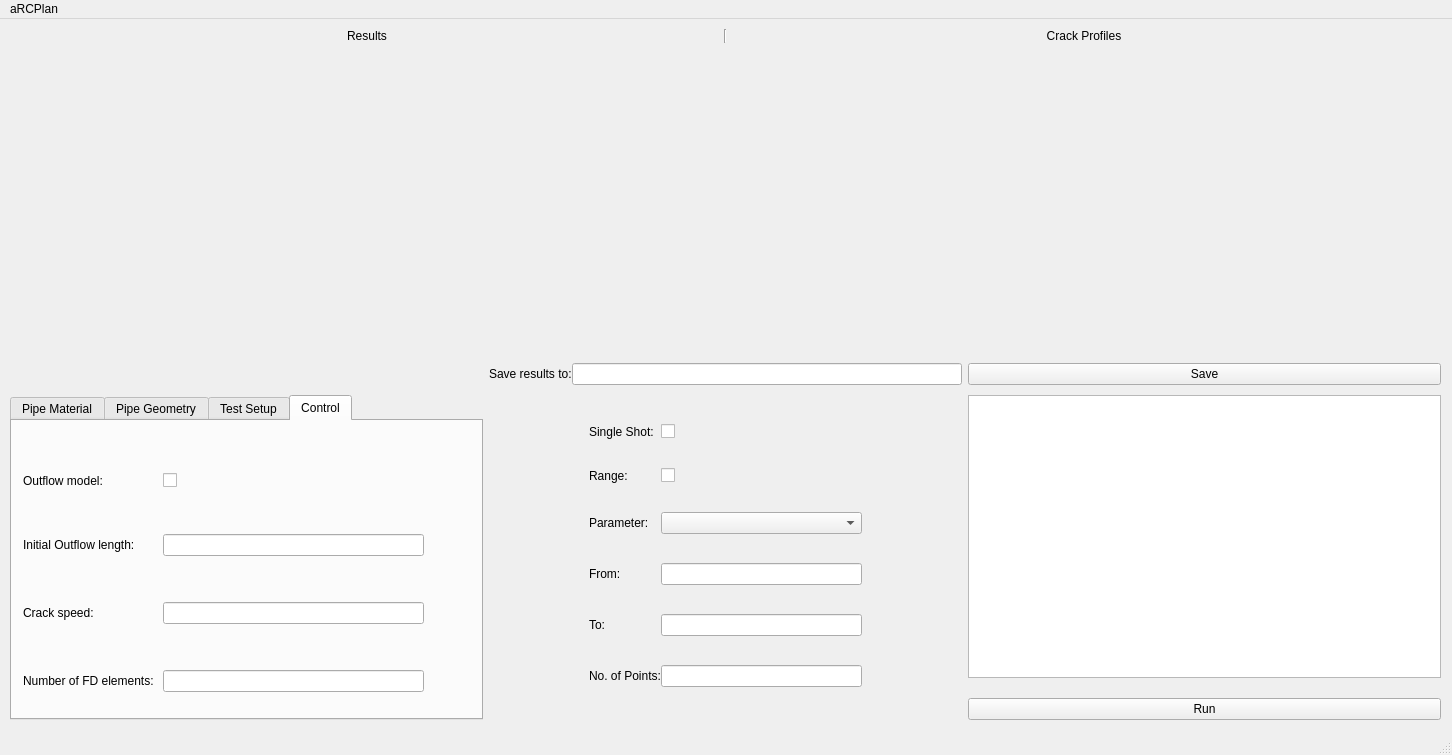
Old version of the form guimain.ui in the repository FraserEdwards/aRCPlanQt.
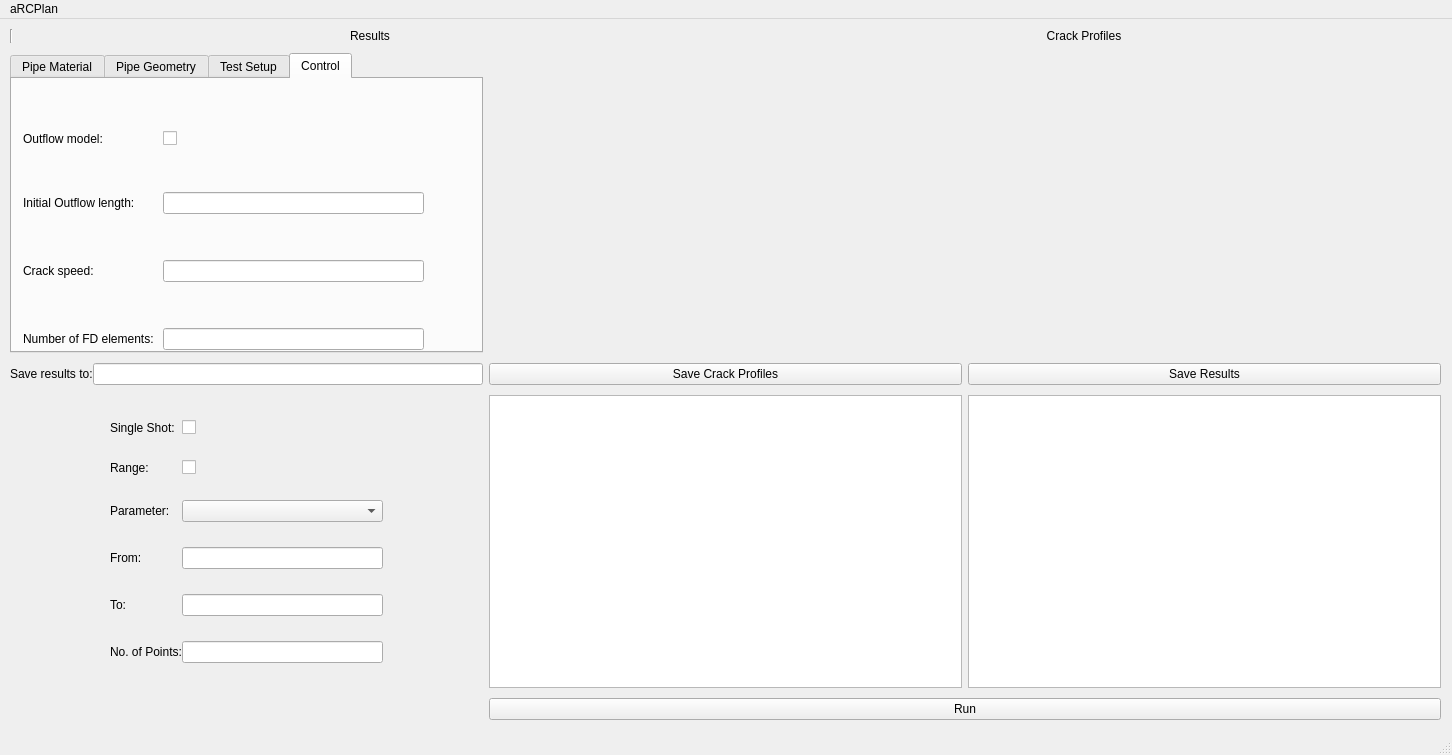
New version of the form. Custom widgets are drawn as their Qt base class.

What changed in the file:
```diff
--- a/guimain.ui
+++ b/guimain.ui
@@ -43,40 +43,13 @@
        </property>
       </widget>
      </item>
-     <item row="1" column="0">
-      <widget class="QCustomPlot" name="Profileplot" native="true">
-       <property name="enabled">
-        <bool>true</bool>
-       </property>
-       <property name="minimumSize">
-        <size>
-         <width>465</width>
-         <height>300</height>
-        </size>
-       </property>
-      </widget>
-     </item>
      <item row="3" column="2">
       <widget class="QPushButton" name="Save">
        <property name="text">
-        <string>Save</string>
+        <string>Save Results</string>
        </property>
       </widget>
      </item>
-     <item row="3" column="1">
-      <layout class="QHBoxLayout" name="horizontalLayout">
-       <item>
-        <widget class="QLabel" name="label_3">
-         <property name="text">
-          <string>Save results to:</string>
-         </property>
-        </widget>
-       </item>
-       <item>
-        <widget class="QLineEdit" name="filepath"/>
-       </item>
-      </layout>
-     </item>
      <item row="4" column="2">
       <widget class="QTableWidget" name="Resultstable"/>
      </item>
@@ -88,7 +61,7 @@
        <property name="verticalSpacing">
         <number>0</number>
        </property>
-       <item row="0" column="2">
+       <item row="0" column="3">
         <widget class="QLabel" name="label_22">
          <property name="text">
           <string>Crack Profiles</string>
@@ -98,6 +71,16 @@
          </property>
         </widget>
        </item>
+       <item row="0" column="2">
+        <widget class="QLabel" name="label_23">
+         <property name="text">
+          <string>Results</string>
+         </property>
+         <property name="alignment">
+          <set>Qt::AlignCenter</set>
+         </property>
+        </widget>
+       </item>
        <item row="0" column="1" rowspan="2">
         <widget class="Line" name="line_2">
          <property name="orientation">
@@ -105,123 +88,22 @@
          </property>
         </widget>
        </item>
-       <item row="0" column="0">
-        <widget class="QLabel" name="label_23">
-         <property name="text">
-          <string>Results</string>
-         </property>
-         <property name="alignment">
-          <set>Qt::AlignCenter</set>
-         </property>
-        </widget>
-       </item>
       </layout>
      </item>
-     <item row="4" column="1" rowspan="3">
-      <layout class="QGridLayout" name="gridLayout_6" rowstretch="0,0,0,0,0,0,0,0">
-       <property name="leftMargin">
-        <number>100</number>
+     <item row="1" column="1">
+      <widget class="QCustomPlot" name="Profileplot" native="true">
+       <property name="enabled">
+        <bool>true</bool>
        </property>
-       <property name="rightMargin">
-        <number>100</number>
-       </property>
-       <property name="horizontalSpacing">
-        <number>0</number>
-       </property>
-       <item row="0" column="0" colspan="2">
-        <widget class="QLabel" name="label_2">
-         <property name="text">
-          <string>Single Shot:</string>
-         </property>
-        </widget>
-       </item>
-       <item row="1" column="0">
-        <widget class="QLabel" name="label">
-         <property name="text">
-          <string>Range:</string>
-         </property>
-        </widget>
-       </item>
-       <item row="5" column="0">
-        <widget class="QLabel" name="label_8">
-         <property name="text">
-          <string>From:</string>
-         </property>
-         <property name="alignment">
-          <set>Qt::AlignLeading|Qt::AlignLeft|Qt::AlignVCenter</set>
-         </property>
-        </widget>
-       </item>
-       <item row="5" column="3">
-        <widget class="QLineEdit" name="from"/>
-       </item>
-       <item row="6" column="0">
-        <widget class="QLabel" name="label_9">
-         <property name="text">
-          <string>To:</string>
-         </property>
-         <property name="alignment">
-          <set>Qt::AlignLeading|Qt::AlignLeft|Qt::AlignVCenter</set>
-         </property>
-        </widget>
-       </item>
-       <item row="6" column="3">
-        <widget class="QLineEdit" name="to"/>
-       </item>
-       <item row="7" column="0" colspan="3">
-        <widget class="QLabel" name="label_10">
-         <property name="text">
-          <string>No. of Points:</string>
-         </property>
-        </widget>
-       </item>
-       <item row="7" column="3">
-        <widget class="QLineEdit" name="noofpoints"/>
-       </item>
-       <item row="2" column="0">
-        <widget class="QLabel" name="label_7">
-         <property name="text">
-          <string>Parameter:</string>
-         </property>
-        </widget>
-       </item>
-       <item row="2" column="3">
-        <widget class="QComboBox" name="parameter">
-         <property name="frame">
-          <bool>true</bool>
-         </property>
-        </widget>
-       </item>
-       <item row="0" column="3">
-        <widget class="QCheckBox" name="singlemode">
-         <property name="text">
-          <string/>
-         </property>
-        </widget>
-       </item>
-       <item row="1" column="3">
-        <widget class="QCheckBox" name="rangemode">
-         <property name="text">
-          <string/>
-         </property>
-        </widget>
-       </item>
-      </layout>
-     </item>
-     <item row="6" column="2">
-      <widget class="QPushButton" name="Runbutton">
-       <property name="sizePolicy">
-        <sizepolicy hsizetype="Minimum" vsizetype="Fixed">
-         <horstretch>0</horstretch>
-         <verstretch>0</verstretch>
-        </sizepolicy>
-       </property>
-       <property name="text">
-        <string>Run</string>
+       <property name="minimumSize">
+        <size>
+         <width>465</width>
+         <height>300</height>
+        </size>
        </property>
       </widget>
      </item>
-     <item row="4" column="0" rowspan="3">
+     <item row="1" column="0">
       <widget class="QTabWidget" name="tabs">
        <property name="currentIndex">
         <number>3</number>
@@ -552,6 +434,134 @@
        </widget>
       </widget>
      </item>
+     <item row="3" column="0">
+      <layout class="QHBoxLayout" name="horizontalLayout">
+       <item>
+        <widget class="QLabel" name="label_3">
+         <property name="text">
+          <string>Save results to:</string>
+         </property>
+        </widget>
+       </item>
+       <item>
+        <widget class="QLineEdit" name="filepath"/>
+       </item>
+      </layout>
+     </item>
+     <item row="4" column="0">
+      <layout class="QGridLayout" name="gridLayout_6" rowstretch="0,0,0,0,0,0,0,0">
+       <property name="leftMargin">
+        <number>100</number>
+       </property>
+       <property name="rightMargin">
+        <number>100</number>
+       </property>
+       <property name="horizontalSpacing">
+        <number>0</number>
+       </property>
+       <item row="0" column="0" colspan="2">
+        <widget class="QLabel" name="label_2">
+         <property name="text">
+          <string>Single Shot:</string>
+         </property>
+        </widget>
+       </item>
+       <item row="1" column="0">
+        <widget class="QLabel" name="label">
+         <property name="text">
+          <string>Range:</string>
+         </property>
+        </widget>
+       </item>
+       <item row="5" column="0">
+        <widget class="QLabel" name="label_8">
+         <property name="text">
+          <string>From:</string>
+         </property>
+         <property name="alignment">
+          <set>Qt::AlignLeading|Qt::AlignLeft|Qt::AlignVCenter</set>
+         </property>
+        </widget>
+       </item>
+       <item row="5" column="3">
+        <widget class="QLineEdit" name="from"/>
+       </item>
+       <item row="6" column="0">
+        <widget class="QLabel" name="label_9">
+         <property name="text">
+          <string>To:</string>
+         </property>
+         <property name="alignment">
+          <set>Qt::AlignLeading|Qt::AlignLeft|Qt::AlignVCenter</set>
+         </property>
+        </widget>
+       </item>
+       <item row="6" column="3">
+        <widget class="QLineEdit" name="to"/>
+       </item>
+       <item row="7" column="0" colspan="3">
+        <widget class="QLabel" name="label_10">
+         <property name="text">
+          <string>No. of Points:</string>
+         </property>
+        </widget>
+       </item>
+       <item row="7" column="3">
+        <widget class="QLineEdit" name="noofpoints"/>
+       </item>
+       <item row="2" column="0">
+        <widget class="QLabel" name="label_7">
+         <property name="text">
+          <string>Parameter:</string>
+         </property>
+        </widget>
+       </item>
+       <item row="2" column="3">
+        <widget class="QComboBox" name="parameter">
+         <property name="frame">
+          <bool>true</bool>
+         </property>
+        </widget>
+       </item>
+       <item row="0" column="3">
+        <widget class="QCheckBox" name="singlemode">
+         <property name="text">
+          <string/>
+         </property>
+        </widget>
+       </item>
+       <item row="1" column="3">
+        <widget class="QCheckBox" name="rangemode">
+         <property name="text">
+          <string/>
+         </property>
+        </widget>
+       </item>
+      </layout>
+     </item>
+     <item row="4" column="1">
+      <widget class="QTableWidget" name="Resultstable_2"/>
+     </item>
+     <item row="3" column="1">
+      <widget class="QPushButton" name="Save_2">
+       <property name="text">
+        <string>Save Crack Profiles</string>
+       </property>
+      </widget>
+     </item>
+     <item row="6" column="1" colspan="2">
+      <widget class="QPushButton" name="Runbutton">
+       <property name="sizePolicy">
+        <sizepolicy hsizetype="Minimum" vsizetype="Fixed">
+         <horstretch>0</horstretch>
+         <verstretch>0</verstretch>
+        </sizepolicy>
+       </property>
+       <property name="text">
+        <string>Run</string>
+       </property>
+      </widget>
+     </item>
     </layout>
    </widget>
   </widget>
```
